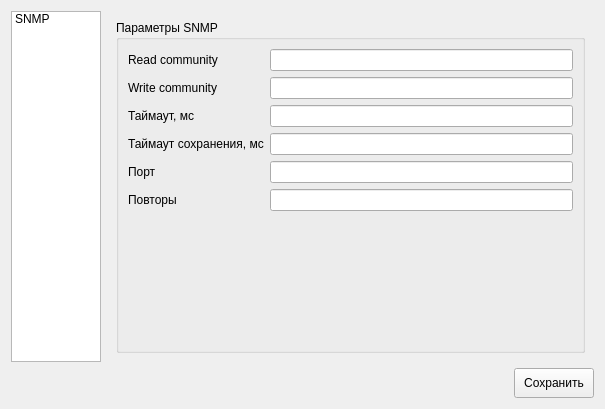
Before: the Qt Designer form Pages/settingspagewidget.ui in cwlan2016/access-manager, drawn with Qt 5.
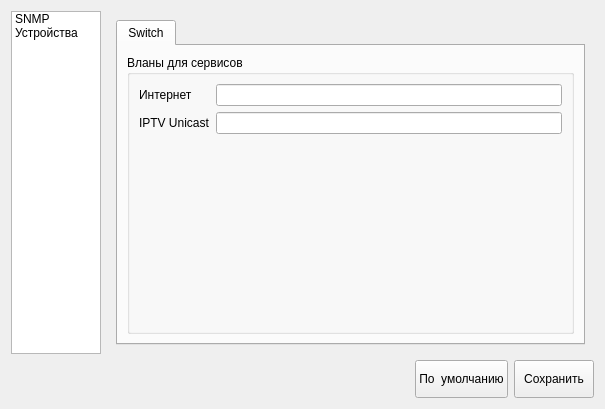
After: the same form once the commit is applied. The open tabs and pages were chosen to show the change. Icons and pictures are not drawn.

Commit message: Fixed filtration by MAC on SwitchPage. Add support setup vlan name for switch services.

```diff
--- a/Pages/settingspagewidget.ui
+++ b/Pages/settingspagewidget.ui
@@ -35,31 +35,18 @@
          <string>SNMP</string>
         </property>
        </item>
+       <item>
+        <property name="text">
+         <string>Устройства</string>
+        </property>
+       </item>
       </widget>
      </item>
      <item>
       <widget class="QStackedWidget" name="stackedWidget">
        <property name="currentIndex">
-        <number>1</number>
+        <number>0</number>
        </property>
-       <widget class="QWidget" name="viewPage">
-        <layout class="QVBoxLayout" name="verticalLayout_2">
-         <item>
-          <widget class="QGroupBox" name="styleGroupBox">
-           <property name="title">
-            <string>Стиль</string>
-           </property>
-          </widget>
-         </item>
-         <item>
-          <widget class="QGroupBox" name="viewSettingsGroupBox">
-           <property name="title">
-            <string>Параметры отображения таблиц</string>
-           </property>
-          </widget>
-         </item>
-        </layout>
-       </widget>
        <widget class="QWidget" name="snmpPage">
         <layout class="QVBoxLayout" name="verticalLayout_3">
          <item>
@@ -133,6 +120,71 @@
          </item>
         </layout>
        </widget>
+       <widget class="QWidget" name="devicePage">
+        <layout class="QVBoxLayout" name="verticalLayout_4">
+         <item>
+          <widget class="QTabWidget" name="deviceTabWidget">
+           <property name="currentIndex">
+            <number>0</number>
+           </property>
+           <widget class="QWidget" name="switchTab">
+            <attribute name="title">
+             <string>Switch</string>
+            </attribute>
+            <layout class="QVBoxLayout" name="verticalLayout_5">
+             <item>
+              <widget class="QGroupBox" name="swServiceVlanGroupBox">
+               <property name="title">
+                <string>Вланы для сервисов</string>
+               </property>
+               <layout class="QFormLayout" name="formLayout_2">
+                <item row="0" column="0">
+                 <widget class="QLabel" name="swInternetVlanLabel">
+                  <property name="text">
+                   <string>Интернет</string>
+                  </property>
+                 </widget>
+                </item>
+                <item row="1" column="0">
+                 <widget class="QLabel" name="swIptvUnicastVlanLabel">
+                  <property name="text">
+                   <string>IPTV Unicast</string>
+                  </property>
+                 </widget>
+                </item>
+                <item row="0" column="1">
+                 <widget class="QLineEdit" name="swInternetVlanEdit"/>
+                </item>
+                <item row="1" column="1">
+                 <widget class="QLineEdit" name="swIptvUnicastVlanEdit"/>
+                </item>
+               </layout>
+              </widget>
+             </item>
+            </layout>
+           </widget>
+          </widget>
+         </item>
+        </layout>
+       </widget>
+       <widget class="QWidget" name="viewPage">
+        <layout class="QVBoxLayout" name="verticalLayout_2">
+         <item>
+          <widget class="QGroupBox" name="styleGroupBox">
+           <property name="title">
+            <string>Стиль</string>
+           </property>
+          </widget>
+         </item>
+         <item>
+          <widget class="QGroupBox" name="viewSettingsGroupBox">
+           <property name="title">
+            <string>Параметры отображения таблиц</string>
+           </property>
+          </widget>
+         </item>
+        </layout>
+       </widget>
       </widget>
      </item>
     </layout>
@@ -152,12 +204,25 @@
        </property>
       </spacer>
      </item>
+     <item>
+      <widget class="QPushButton" name="defaultSettingButton">
+       <property name="minimumSize">
+        <size>
+         <width>80</width>
+         <height>38</height>
+        </size>
+       </property>
+       <property name="text">
+        <string>По  умолчанию</string>
+       </property>
+      </widget>
+     </item>
      <item>
       <widget class="QPushButton" name="saveSettingsButton">
        <property name="minimumSize">
         <size>
          <width>80</width>
-         <height>30</height>
+         <height>38</height>
         </size>
        </property>
        <property name="text">
```
The commit also changes 17 other files.
